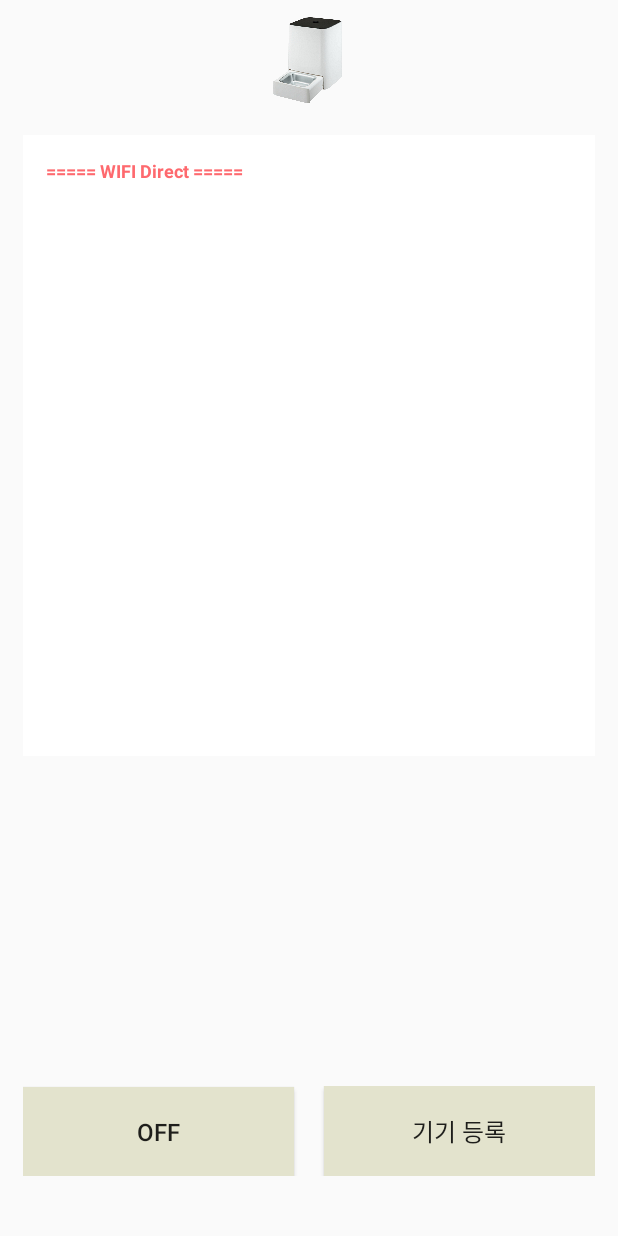
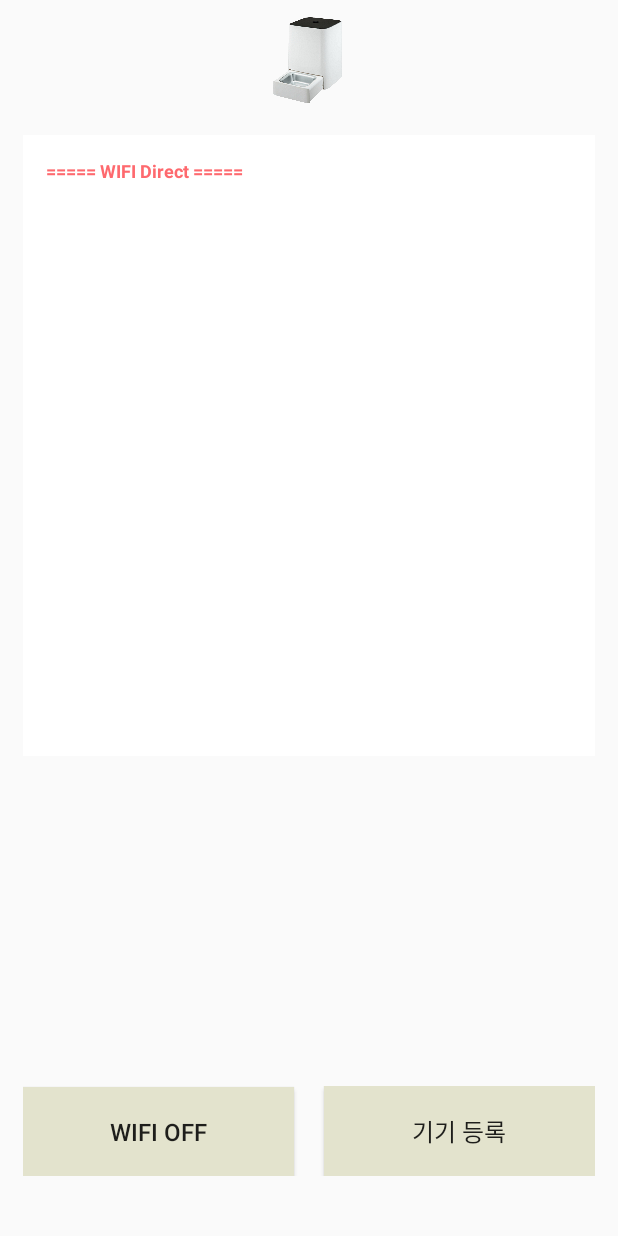
Before and after one commit to teampk/petcomm, an Android app: the AddDeviceActivity screen opened directly, with no data from a screen before it, after a tap on "WIFI ON", on a phone screen of 412 x 824 dp. Run offline under Robolectric (Android 15) with nearby library versions, the phone set to English and light mode, and no system bars; our stand-ins replace data binding; 1 other tap on this screen came first.

Commit message:
wifi direct Android

```diff
--- a/PetComm/app/src/main/java/com/example/petcomm/AddDeviceActivity.java
+++ b/PetComm/app/src/main/java/com/example/petcomm/AddDeviceActivity.java
@@ -137,11 +137,13 @@ public class AddDeviceActivity extends AppCompatActivity {
                     @Override
                     public void onSuccess() {
                         binding.tvDevice.append("Connected to "+device.deviceName+"\n\n");
+                        Toast.makeText(AddDeviceActivity.this, "Connected to "+device.deviceName, Toast.LENGTH_SHORT).show();
                     }
 
                     @Override
                     public void onFailure(int reason) {
                         binding.tvDevice.append("Not Connected\n\n");
+                        Toast.makeText(AddDeviceActivity.this, "Not Connected", Toast.LENGTH_SHORT).show();
 
                     }
                 });
@@ -149,18 +151,14 @@ public class AddDeviceActivity extends AppCompatActivity {
         });
     }
 
-
     public void addDeviceListener(View view){
         if(wifiManager.isWifiEnabled()){
             wifiManager.setWifiEnabled(false);
             binding.btWifi.setText("WIFI ON");
         }else{
             wifiManager.setWifiEnabled(true);
-            binding.btWifi.setText("OFF");
-
-
+            binding.btWifi.setText("WIFI OFF");
         }
-
     }
 
     public void addDevice2Listener(View view){
--- a/PetComm/app/src/main/java/com/example/petcomm/FragmentDevice.java
+++ b/PetComm/app/src/main/java/com/example/petcomm/FragmentDevice.java
@@ -53,7 +53,6 @@ public class FragmentDevice extends Fragment {
     public void addFeederListener(View view){
         // existFeeder = true;
         // setExistDevice();
-
         startActivity(new Intent(getContext(), AddDeviceActivity.class));
     }
 
--- a/PetComm/app/src/main/java/com/example/petcomm/WiFiDirectBroadcastReceiver.java
+++ b/PetComm/app/src/main/java/com/example/petcomm/WiFiDirectBroadcastReceiver.java
@@ -23,14 +23,11 @@ public class WiFiDirectBroadcastReceiver extends BroadcastReceiver {
         String action = intent.getAction();
         if(WifiP2pManager.WIFI_P2P_STATE_CHANGED_ACTION.equals(action)){
             int state = intent.getIntExtra(WifiP2pManager.EXTRA_WIFI_STATE, -1);
-
             if(state==WifiP2pManager.WIFI_P2P_STATE_ENABLED){
                 Toast.makeText(context, "Wifi is ON", Toast.LENGTH_SHORT).show();
             }else{
                 Toast.makeText(context, "Wifi is OFF", Toast.LENGTH_SHORT).show();
             }
-
-
         }else if(WifiP2pManager.WIFI_P2P_PEERS_CHANGED_ACTION.equals(action)){
             if(mManager!=null){
                 mManager.requestPeers(mChannel, mActivity.peerListListener);
```
